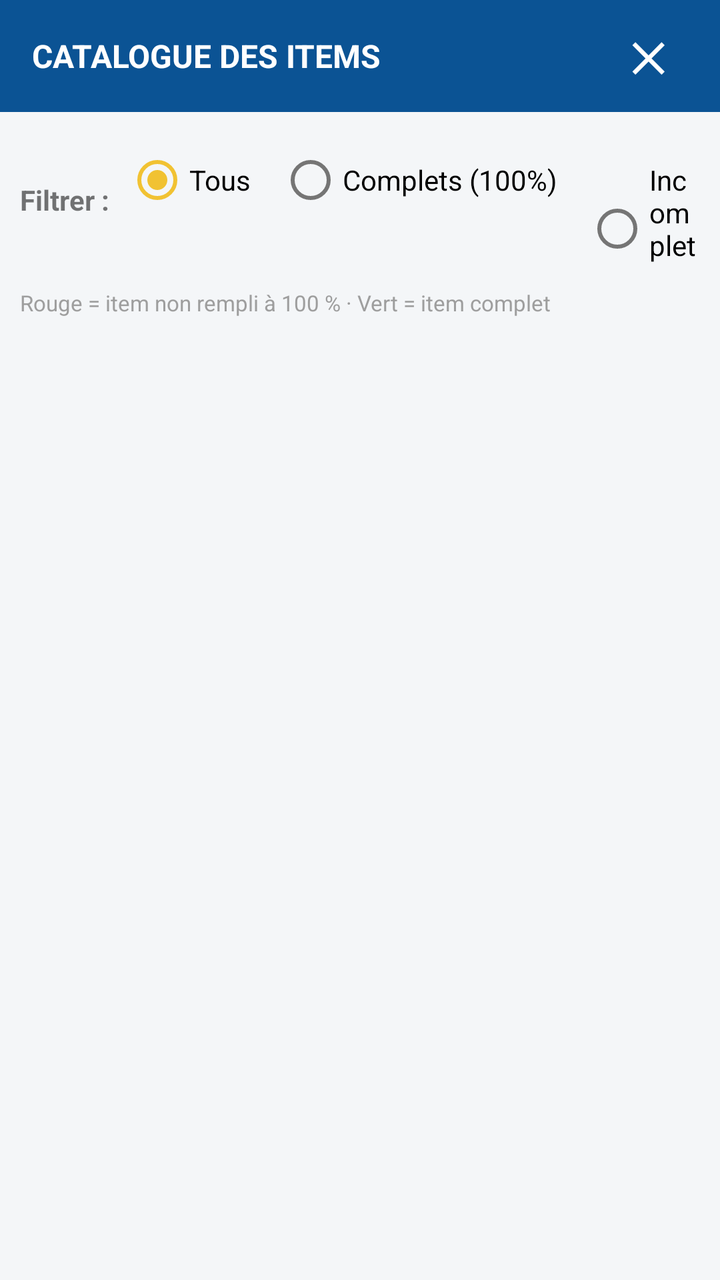
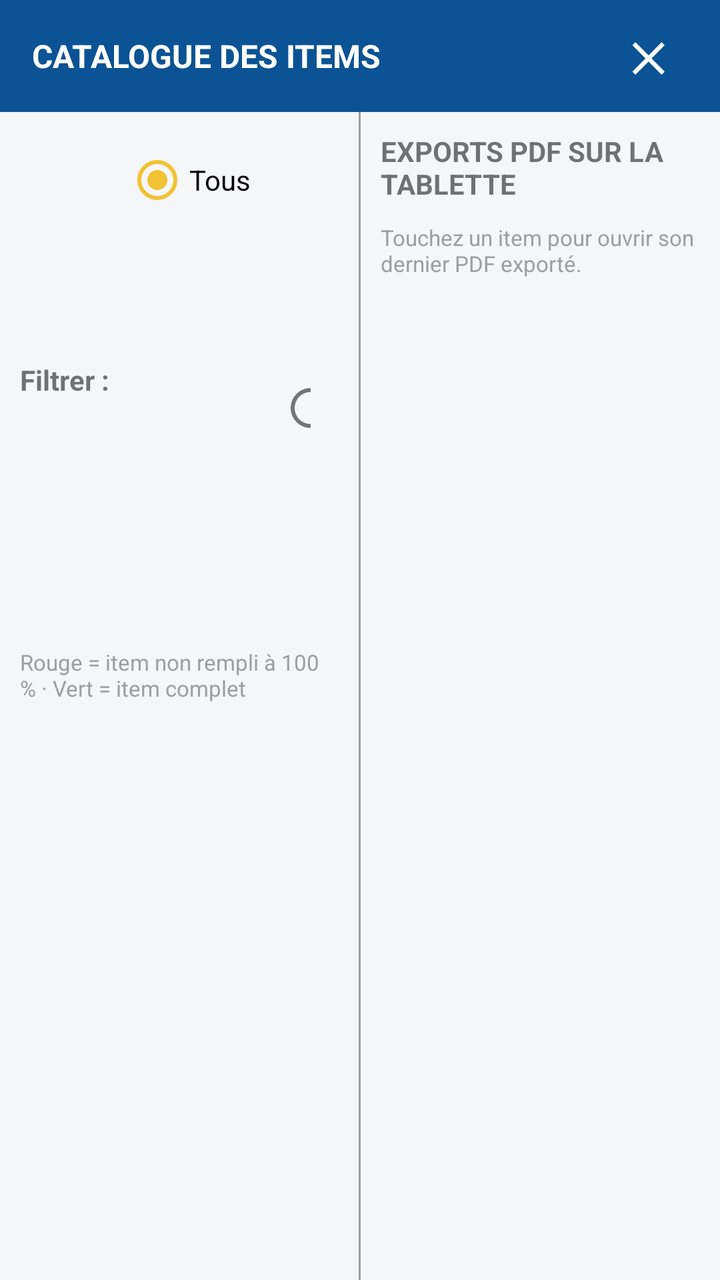

The first picture is an Android layout as it rendered before a commit; the second is the same layout after the commit. The layout source and the unified diff follow.
<!-- AndroidManifest.xml: application theme Theme.PVJointage -->
<!-- res/layout/dialog_catalogue.xml -->
<?xml version="1.0" encoding="utf-8"?>
<LinearLayout xmlns:android="http://schemas.android.com/apk/res/android"
    android:layout_width="match_parent"
    android:layout_height="match_parent"
    android:orientation="vertical"
    android:background="@color/background">

    <LinearLayout
        android:layout_width="match_parent"
        android:layout_height="?attr/actionBarSize"
        android:background="@color/primary"
        android:orientation="horizontal"
        android:gravity="center_vertical"
        android:paddingStart="16dp"
        android:paddingEnd="16dp">

        <TextView
            android:layout_width="0dp"
            android:layout_height="wrap_content"
            android:layout_weight="1"
            android:text="@string/catalogue_titre"
            android:textColor="@color/white"
            android:textStyle="bold"
            android:textSize="16sp" />

        <TextView
            android:id="@+id/btnFermerCatalogue"
            android:layout_width="40dp"
            android:layout_height="40dp"
            android:gravity="center"
            android:text="✕"
            android:textColor="@color/white"
            android:textSize="20sp"
            android:textStyle="bold"
            android:background="?attr/selectableItemBackgroundBorderless"
            android:clickable="true"
            android:focusable="true"
            android:contentDescription="@string/fermer" />
    </LinearLayout>

    <LinearLayout
        android:layout_width="match_parent"
        android:layout_height="wrap_content"
        android:orientation="horizontal"
        android:gravity="center_vertical"
        android:padding="10dp">

        <TextView
            android:layout_width="wrap_content"
            android:layout_height="wrap_content"
            android:text="@string/catalogue_filtrer"
            android:layout_marginEnd="8dp"
            android:textStyle="bold" />

        <RadioGroup
            android:id="@+id/filterGroup"
            android:layout_width="wrap_content"
            android:layout_height="wrap_content"
            android:orientation="horizontal">

            <RadioButton
                android:id="@+id/filterTous"
                android:layout_width="wrap_content"
                android:layout_height="wrap_content"
                android:checked="true"
                android:text="@string/catalogue_tous"
                android:layout_marginEnd="14dp" />

            <RadioButton
                android:id="@+id/filterComplets"
                android:layout_width="wrap_content"
                android:layout_height="wrap_content"
                android:text="@string/catalogue_complets"
                android:layout_marginEnd="14dp" />

            <RadioButton
                android:id="@+id/filterIncomplets"
                android:layout_width="wrap_content"
                android:layout_height="wrap_content"
                android:text="@string/catalogue_incomplets" />
        </RadioGroup>
    </LinearLayout>

    <TextView
        android:layout_width="match_parent"
        android:layout_height="wrap_content"
        android:text="@string/catalogue_legende"
        android:textSize="11sp"
        android:textColor="@color/en_attente"
        android:paddingStart="10dp"
        android:paddingEnd="10dp"
        android:paddingBottom="6dp" />

    <HorizontalScrollView
        android:layout_width="match_parent"
        android:layout_height="0dp"
        android:layout_weight="1">

        <ScrollView
            android:layout_width="wrap_content"
            android:layout_height="match_parent">

            <TableLayout
                android:id="@+id/catalogueTable"
                android:layout_width="wrap_content"
                android:layout_height="wrap_content"
                android:padding="10dp" />
        </ScrollView>
    </HorizontalScrollView>
</LinearLayout>
<!-- resources referenced by this layout -->
<resources>
  <color name="background">#F4F6F8</color>
  <color name="en_attente">#9E9E9E</color>
  <color name="primary">#0B5394</color>
  <color name="white">#FFFFFF</color>
  <string name="catalogue_complets">Complets (100%)</string>
  <string name="catalogue_filtrer">Filtrer :</string>
  <string name="catalogue_incomplets">Incomplets</string>
  <string name="catalogue_legende">Rouge = item non rempli à 100 %  ·  Vert = item complet</string>
  <string name="catalogue_titre">CATALOGUE DES ITEMS</string>
  <string name="catalogue_tous">Tous</string>
  <string name="fermer">Fermer</string>
  <style name="Theme.PVJointage" parent="Theme.MaterialComponents.DayNight.NoActionBar">
          <item name="colorPrimary">@color/primary</item>
          <item name="colorPrimaryDark">@color/primary_dark</item>
          <item name="colorAccent">@color/accent</item>
          <item name="android:windowBackground">@color/background</item>
      </style>
  <color name="primary_dark">#073763</color>
  <color name="accent">#F1C232</color>
</resources>

<!-- the commit's change to res/layout/dialog_catalogue.xml (unified diff, before → after) -->
@@ -40,71 +40,133 @@
 
     <LinearLayout
         android:layout_width="match_parent"
-        android:layout_height="wrap_content"
-        android:orientation="horizontal"
-        android:gravity="center_vertical"
-        android:padding="10dp">
+        android:layout_height="0dp"
+        android:layout_weight="1"
+        android:orientation="horizontal">
 
-        <TextView
-            android:layout_width="wrap_content"
-            android:layout_height="wrap_content"
-            android:text="@string/catalogue_filtrer"
-            android:layout_marginEnd="8dp"
-            android:textStyle="bold" />
+        
+        <LinearLayout
+            android:layout_width="0dp"
+            android:layout_height="match_parent"
+            android:layout_weight="1"
+            android:orientation="vertical">
 
-        <RadioGroup
-            android:id="@+id/filterGroup"
-            android:layout_width="wrap_content"
-            android:layout_height="wrap_content"
-            android:orientation="horizontal">
+            <LinearLayout
+                android:layout_width="match_parent"
+                android:layout_height="wrap_content"
+                android:orientation="horizontal"
+                android:gravity="center_vertical"
+                android:padding="10dp">
 
-            <RadioButton
-                android:id="@+id/filterTous"
-                android:layout_width="wrap_content"
+                <TextView
+                    android:layout_width="wrap_content"
+                    android:layout_height="wrap_content"
+                    android:text="@string/catalogue_filtrer"
+                    android:layout_marginEnd="8dp"
+                    android:textStyle="bold" />
+
+                <RadioGroup
+                    android:id="@+id/filterGroup"
+                    android:layout_width="wrap_content"
+                    android:layout_height="wrap_content"
+                    android:orientation="horizontal">
+
+                    <RadioButton
+                        android:id="@+id/filterTous"
+                        android:layout_width="wrap_content"
+                        android:layout_height="wrap_content"
+                        android:checked="true"
+                        android:text="@string/catalogue_tous"
+                        android:layout_marginEnd="14dp" />
+
+                    <RadioButton
+                        android:id="@+id/filterComplets"
+                        android:layout_width="wrap_content"
+                        android:layout_height="wrap_content"
+                        android:text="@string/catalogue_complets"
+                        android:layout_marginEnd="14dp" />
+
+                    <RadioButton
+                        android:id="@+id/filterIncomplets"
+                        android:layout_width="wrap_content"
+                        android:layout_height="wrap_content"
+                        android:text="@string/catalogue_incomplets" />
+                </RadioGroup>
+            </LinearLayout>
+
+            <TextView
+                android:layout_width="match_parent"
                 android:layout_height="wrap_content"
-                android:checked="true"
-                android:text="@string/catalogue_tous"
-                android:layout_marginEnd="14dp" />
+                android:text="@string/catalogue_legende"
+                android:textSize="11sp"
+                android:textColor="@color/en_attente"
+                android:paddingStart="10dp"
+                android:paddingEnd="10dp"
+                android:paddingBottom="6dp" />
 
-            <RadioButton
-                android:id="@+id/filterComplets"
-                android:layout_width="wrap_content"
+            <HorizontalScrollView
+                android:layout_width="match_parent"
+                android:layout_height="0dp"
+                android:layout_weight="1">
+
+                <ScrollView
+                    android:layout_width="wrap_content"
+                    android:layout_height="match_parent">
+
+                    <TableLayout
+                        android:id="@+id/catalogueTable"
+                        android:layout_width="wrap_content"
+                        android:layout_height="wrap_content"
+                        android:padding="10dp" />
+                </ScrollView>
+            </HorizontalScrollView>
+        </LinearLayout>
+
+        <View
+            android:layout_width="1dp"
+            android:layout_height="match_parent"
+            android:background="@color/en_attente" />
+
+        
+        <LinearLayout
+            android:layout_width="0dp"
+            android:layout_height="match_parent"
+            android:layout_weight="1"
+            android:orientation="vertical">
+
+            <TextView
+                android:layout_width="match_parent"
                 android:layout_height="wrap_content"
-                android:text="@string/catalogue_complets"
-                android:layout_marginEnd="14dp" />
+                android:text="@string/pdf_exports_titre"
+                android:textStyle="bold"
+                android:padding="10dp" />
 
-            <RadioButton
-                android:id="@+id/filterIncomplets"
-                android:layout_width="wrap_content"
+            <TextView
+                android:layout_width="match_parent"
                 android:layout_height="wrap_content"
-                android:text="@string/catalogue_incomplets" />
-        </RadioGroup>
+                android:text="@string/pdf_exports_legende"
+                android:textSize="11sp"
+                android:textColor="@color/en_attente"
+                android:paddingStart="10dp"
+                android:paddingEnd="10dp"
+                android:paddingBottom="6dp" />
+
+            <HorizontalScrollView
+                android:layout_width="match_parent"
+                android:layout_height="0dp"
+                android:layout_weight="1">
+
+                <ScrollView
+                    android:layout_width="wrap_content"
+                    android:layout_height="match_parent">
+
+                    <TableLayout
+                        android:id="@+id/pdfExportsTable"
+                        android:layout_width="wrap_content"
+                        android:layout_height="wrap_content"
+                        android:padding="10dp" />
+                </ScrollView>
+            </HorizontalScrollView>
+        </LinearLayout>
     </LinearLayout>
-
-    <TextView
-        android:layout_width="match_parent"
-        android:layout_height="wrap_content"
-        android:text="@string/catalogue_legende"
-        android:textSize="11sp"
-        android:textColor="@color/en_attente"
-        android:paddingStart="10dp"
-        android:paddingEnd="10dp"
-        android:paddingBottom="6dp" />
-
-    <HorizontalScrollView
-        android:layout_width="match_parent"
-        android:layout_height="0dp"
-        android:layout_weight="1">
-
-        <ScrollView
-            android:layout_width="wrap_content"
-            android:layout_height="match_parent">
-
-            <TableLayout
-                android:id="@+id/catalogueTable"
-                android:layout_width="wrap_content"
-                android:layout_height="wrap_content"
-                android:padding="10dp" />
-        </ScrollView>
-    </HorizontalScrollView>
 </LinearLayout>
<!-- resource entries referenced after the edit -->
@@ -11,6 +11,8 @@
   <string name="catalogue_titre">CATALOGUE DES ITEMS</string>
   <string name="catalogue_tous">Tous</string>
   <string name="fermer">Fermer</string>
+  <string name="pdf_exports_legende">Touchez un item pour ouvrir son dernier PDF exporté.</string>
+  <string name="pdf_exports_titre">EXPORTS PDF SUR LA TABLETTE</string>
   <style name="Theme.PVJointage" parent="Theme.MaterialComponents.DayNight.NoActionBar">
           <item name="colorPrimary">@color/primary</item>
           <item name="colorPrimaryDark">@color/primary_dark</item>
